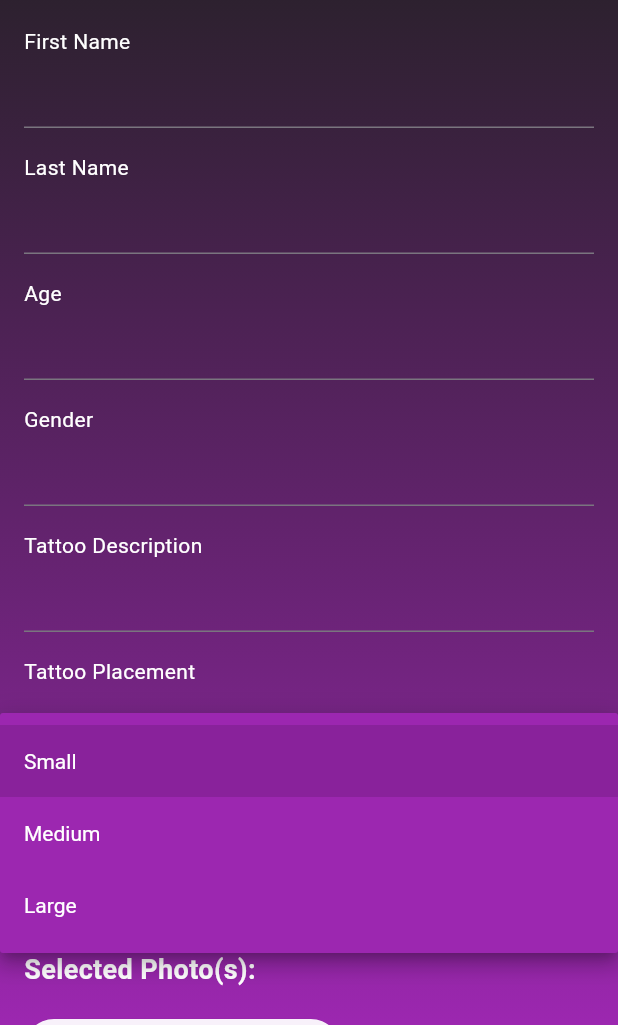
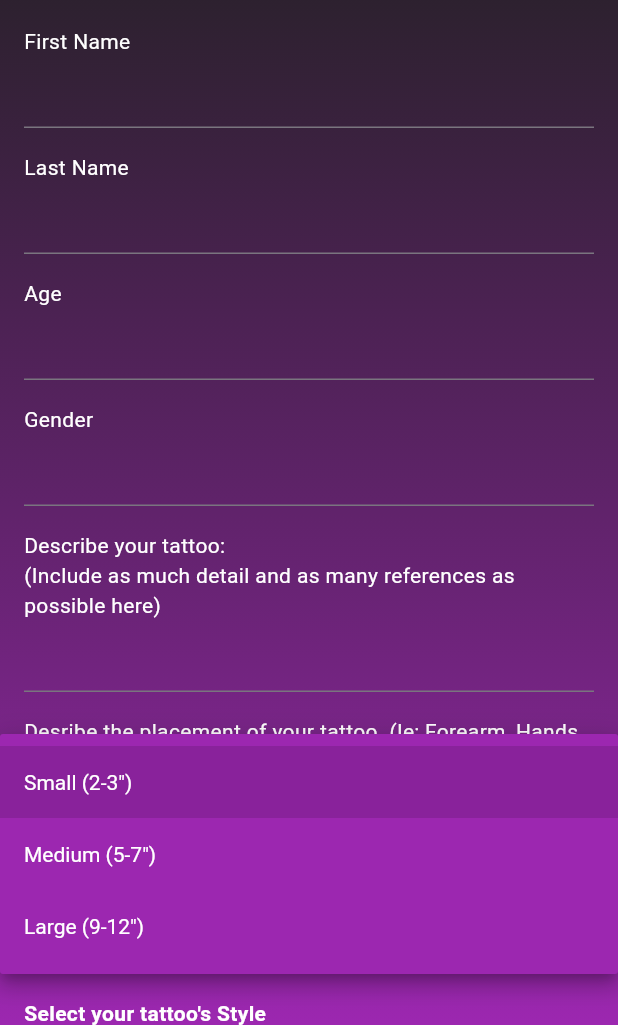
Before and after one commit to TravisESimmons/InkQuest-TravisSimmons, a Flutter app: the TattooForm screen opened directly, after a tap on the "arrow drop down" icon, on a phone screen of 412 x 824 dp, the part 211-1236 px from its top. Run offline on Flutter 3.47's test engine with Material 3 defaults, Android fonts, the phone set to English and light mode, and no system bars; our stand-ins replace cloud_firestore, firebase_auth, firebase_core, firebase_storage, flutter_vector_icons, image_picker; accounts and stored records are empty; network calls fail.

Commit message:
Fixes + Styling
....

```diff
--- a/lib/main.dart
+++ b/lib/main.dart
@@ -20,8 +20,7 @@
         colorScheme: ColorScheme.fromSeed(seedColor: Colors.deepPurple),
         useMaterial3: true,
       ),
-      home:
-          Authentication(), // Navigate to the Auth screen (sign-in or sign-up) first
+      home: Authentication(),
     );
   }
 }
--- a/lib/signup.dart
+++ b/lib/signup.dart
@@ -35,7 +35,7 @@
     return Scaffold(
       appBar: AppBar(
         title: Text('Sign Up'),
-        backgroundColor: Colors.black87,
+        backgroundColor: Colors.white,
       ),
       body: Container(
         decoration: BoxDecoration(
--- a/lib/tattoo_form.dart
+++ b/lib/tattoo_form.dart
@@ -36,7 +36,11 @@
   ];
 
   // List of available tattoo sizes
-  final List<String> tattooSizeOptions = ['Small', 'Medium', 'Large'];
+  final List<String> tattooSizeOptions = [
+    'Small (2-3")',
+    'Medium (5-7")',
+    'Large (9-12")'
+  ];
 
   File? _selectedImage;
 
@@ -116,7 +120,9 @@
                   TextStyle(color: Colors.white), // Set the text color to white
             ),
             SizedBox(height: 16.0),
-            Text('Tattoo Description', style: TextStyle(color: Colors.white)),
+            Text(
+                'Describe your tattoo:                                                     (Include as much detail and as many references as possible here)',
+                style: TextStyle(color: Colors.white)),
             TextFormField(
               onChanged: (value) {
                 setState(() {
@@ -127,7 +133,9 @@
                   TextStyle(color: Colors.white), // Set the text color to white
             ),
             SizedBox(height: 16.0),
-            Text('Tattoo Placement', style: TextStyle(color: Colors.white)),
+            Text(
+                'Desribe the placement of your tattoo. (Ie; Forearm, Hands, Chest or Legs)',
+                style: TextStyle(color: Colors.white)),
             TextFormField(
               onChanged: (value) {
                 setState(() {
@@ -138,6 +146,10 @@
                   TextStyle(color: Colors.white), // Set the text color to white
             ),
 
+            SizedBox(height: 16.0),
+            Text('Size of your tattoo',
+                style: TextStyle(
+                    color: Colors.white, fontWeight: FontWeight.bold)),
             DropdownButtonFormField<String>(
               value: null,
               onChanged: (value) {
@@ -159,6 +171,9 @@
               }).toList(),
             ),
             SizedBox(height: 16.0),
+            Text("Select your tattoo's Style",
+                style: TextStyle(
+                    color: Colors.white, fontWeight: FontWeight.bold)),
             DropdownButtonFormField<String>(
               value: null,
               onChanged: (value) {
@@ -179,6 +194,7 @@
                 );
               }).toList(),
             ),
+
             SizedBox(height: 16.0),
             Text(
               'Selected Photo(s):',
@@ -304,9 +320,7 @@
                 mainAxisAlignment: MainAxisAlignment.center,
                 children: [
                   IconButton(
-                    onPressed: () {
-                      // Add Instagram functionality here
-                    },
+                    onPressed: () {},
                     icon: Icon(
                       FontAwesome.instagram,
                       color: Colors.white,
@@ -315,9 +329,7 @@
                   ),
                   SizedBox(width: 16.0),
                   IconButton(
-                    onPressed: () {
-                      // Add Facebook functionality here
-                    },
+                    onPressed: () {},
                     icon: Icon(
                       Icons.facebook,
                       color: Colors.white,
```
Also changed, not shown: 1 other file.
